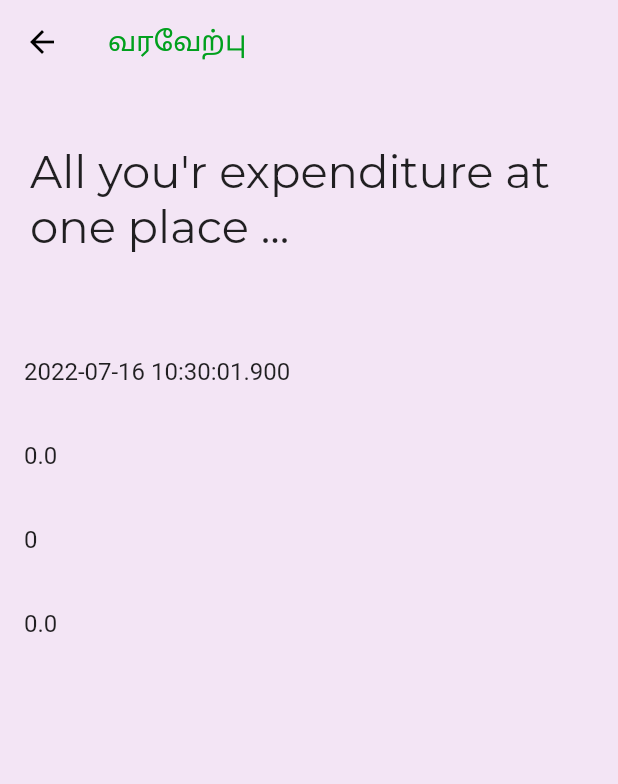
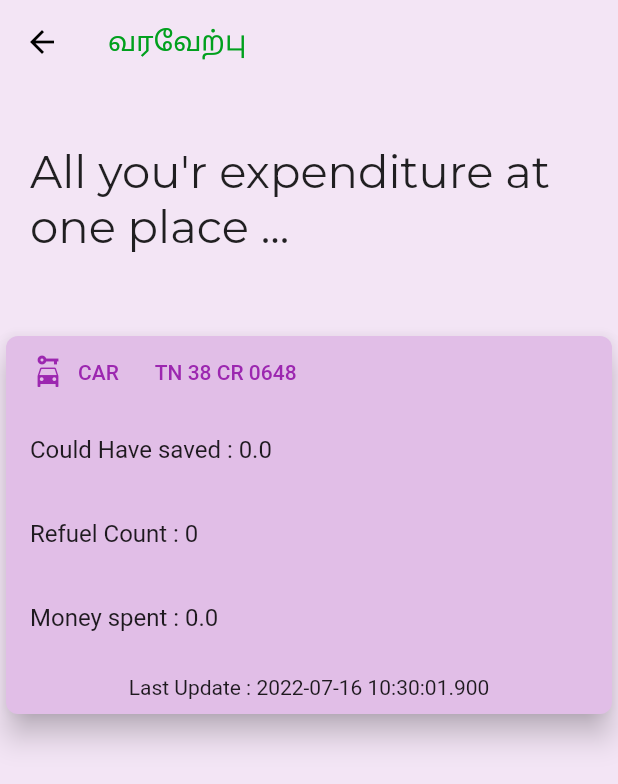
Before and after one commit to rajathirumal/FuelTracker, a Flutter app: the Analytics screen opened directly, on a phone screen of 412 x 824 dp. Shown: the top 784 px of the screen. Run offline on Flutter 3.47's test engine with Material 2 defaults, Android fonts, the light colour scheme and no system bars; drawn by our look-alikes of animated_text_kit; our stand-ins replace cloud_firestore, firebase_auth, firebase_core, google_fonts; accounts and stored records are empty; Roboto replaces fonts that are missing (Horizon).

Commit message:
modified:   README.md 	modified:   lib/main.dart 	modified:   lib/src/pages/add_fuel_page.dart 	modified:   lib/src/pages/analytics.dart 	modified:   pubspec.lock

```diff
--- a/lib/src/pages/add_fuel_page.dart
+++ b/lib/src/pages/add_fuel_page.dart
@@ -5,8 +5,6 @@ import 'package:flutter/material.dart';
 import 'package:fuel_tracker/src/helpers/extension.dart';
 import 'package:provider/provider.dart';
 import 'package:uuid/uuid.dart';
-
-import '../../provider/fuel_provider.dart';
 
 class AddFuelPage extends StatefulWidget {
   final FuelData? fuel;
@@ -169,7 +167,7 @@ class _AddFuelPageState extends State<AddFuelPage> {
                       },
                       child: const Text(
                         'Add fuel',
-                        style: TextStyle( fontSize: 20),
+                        style: TextStyle(fontSize: 20),
                       ),
                     ),
                   ),
--- a/lib/src/pages/analytics.dart
+++ b/lib/src/pages/analytics.dart
@@ -83,6 +83,9 @@ class _AnalyticsState extends State<Analytics> {
             ),
           ],
         ),
+        physics: const BouncingScrollPhysics(
+          parent: AlwaysScrollableScrollPhysics(),
+        ),
       ),
     );
   }
@@ -103,23 +106,100 @@ class _AnalyticsState extends State<Analytics> {
     );
   }
 
-  Widget analysisBoadr(analysisSnapshot) {
+  Widget analysisBoadr1(analysisSnapshot) {
     // return Text(analysisSnapshot.data["couldHaveSaved"].toString());
     return Column(
       children: [
         ListTile(
-          title: Text(analysisSnapshot.data["lastUpdate"].toString()),
+          title: Text(
+            "Last Update : " + analysisSnapshot.data["lastUpdate"].toString(),
+          ),
         ),
         ListTile(
-          title: Text(analysisSnapshot.data["couldHaveSaved"].toString()),
+          title: Text(
+            "Could Have saved : " +
+                analysisSnapshot.data["couldHaveSaved"].toString(),
+          ),
         ),
         ListTile(
-          title: Text(analysisSnapshot.data["refuelCount"].toString()),
+          title: Text(
+            "Refuel Count : " + analysisSnapshot.data["refuelCount"].toString(),
+          ),
         ),
         ListTile(
-          title: Text(analysisSnapshot.data["totalMoneySpent"].toString()),
+          title: Text(
+            "Money spent : " +
+                analysisSnapshot.data["totalMoneySpent"].toString(),
+          ),
         ),
       ],
+    );
+  }
+
+  Widget analysisBoadr(analysisSnapshot) {
+    // return Text(analysisSnapshot.data["couldHaveSaved"].toString());
+    return Center(
+      child: Card(
+        // margin: EdgeInsets.all(40),
+        child: Column(
+          mainAxisSize: MainAxisSize.min,
+          children: <Widget>[
+            // vehicle type , number
+            Row(
+              mainAxisAlignment: MainAxisAlignment.start,
+              children: <Widget>[
+                const SizedBox(
+                  width: 8,
+                ),
+                TextButton.icon(
+                  icon: const Icon(
+                    Icons.car_rental,
+                    // size: 20,
+                  ),
+                  label: const Text("CAR"),
+                  onPressed: () {/* ... */},
+                ),
+                const SizedBox(
+                  width: 8,
+                ),
+                TextButton(
+                  child: const Text('TN 38 CR 0648'),
+                  onPressed: () {/* ... */},
+                ),
+              ],
+            ),
+            ListTile(
+              title: Text(
+                "Could Have saved : " +
+                    analysisSnapshot.data["couldHaveSaved"].toString(),
+              ),
+            ),
+            ListTile(
+              title: Text(
+                "Refuel Count : " +
+                    analysisSnapshot.data["refuelCount"].toString(),
+              ),
+            ),
+            ListTile(
+              title: Text(
+                "Money spent : " +
+                    analysisSnapshot.data["totalMoneySpent"].toString(),
+              ),
+            ),
+
+            // low row - last update
+            const SizedBox(
+              height: 10,
+            ),
+            Text(
+              "Last Update : " + analysisSnapshot.data["lastUpdate"].toString(),
+            ),
+            const SizedBox(
+              height: 10,
+            ),
+          ],
+        ),
+      ),
     );
   }
 }
```
Also changed, not shown: lib/main.dart (line endings or trailing spaces), pubspec.lock, 1 other file.
